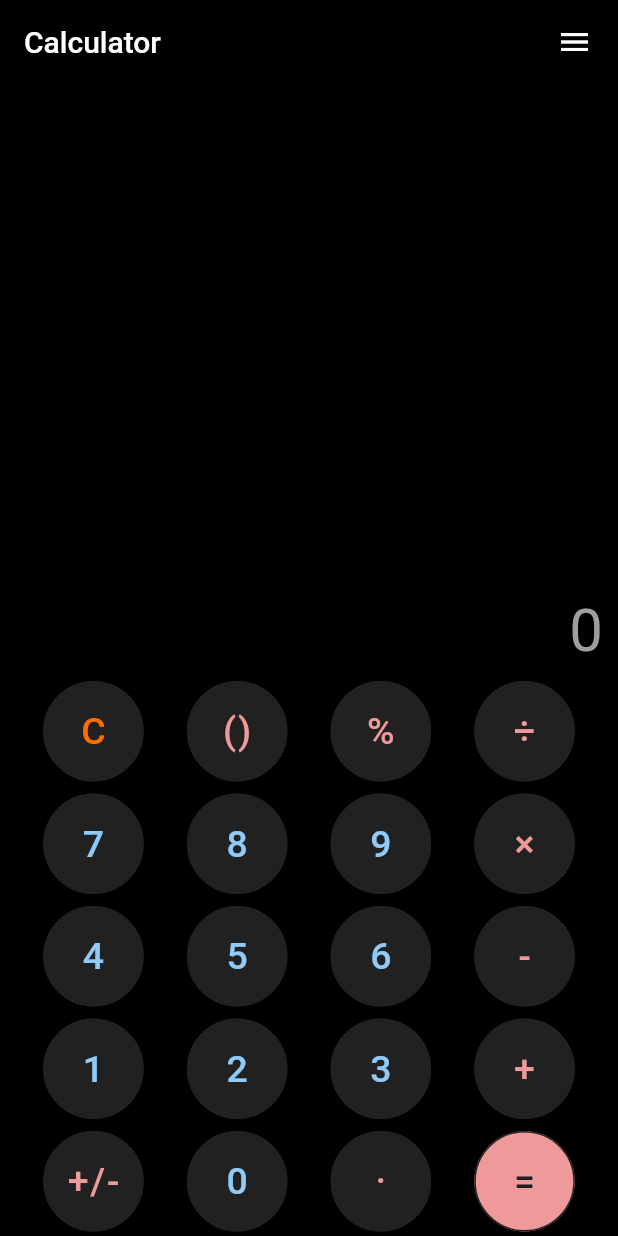
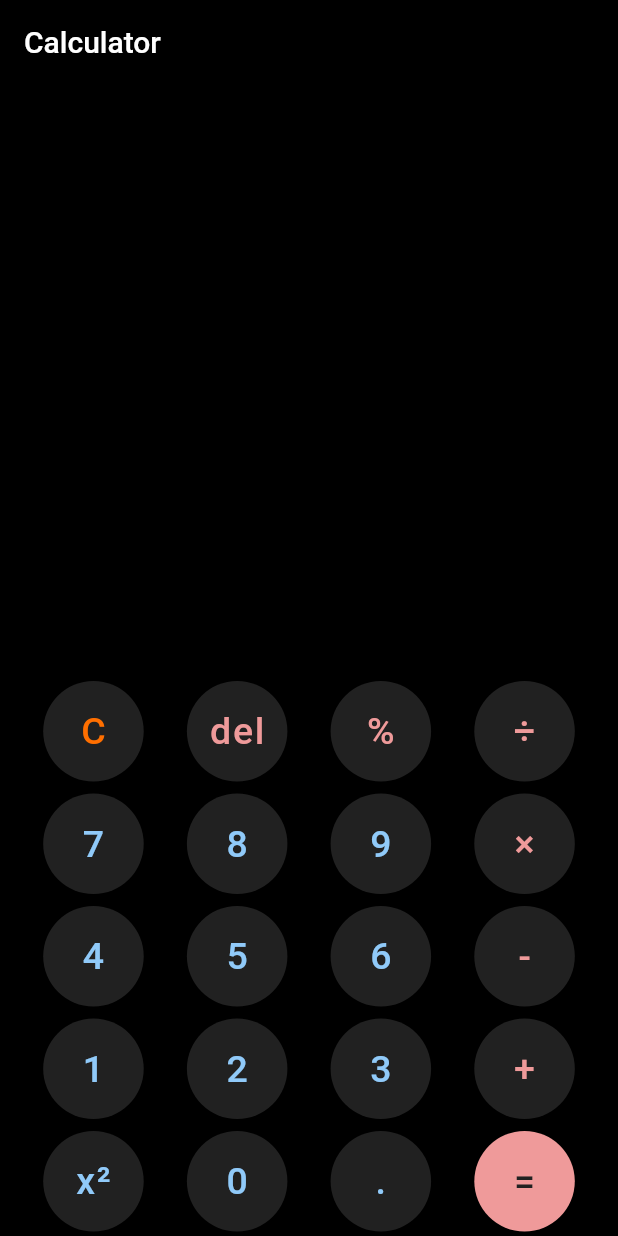
Before and after one commit to NataliaShishuk/Calculator, a Flutter app: the screen it shows after launch, on a phone screen of 412 x 824 dp. Run offline on Flutter 3.47's test engine with Material 2 defaults, Android fonts, the phone set to English and light mode, and no system bars; missing offline and left inert: function_tree.

Commit message:
Fixed after code review

```diff
--- /dev/null
+++ b/lib/ButtonsRow.dart
@@ -0,0 +1,42 @@
+import 'package:flutter/material.dart';
+import 'package:calculator/CalculatorButton.dart';
+
+class ButtonModel {
+  const ButtonModel({
+    required this.text,
+    required this.backgroundColor,
+    required this.foregroundColor,
+    required this.onPressed,
+  });
+
+  final String text;
+  final Color backgroundColor;
+  final Color foregroundColor;
+  final Function()? onPressed;
+}
+
+class ButtonsRow extends StatelessWidget {
+  const ButtonsRow({Key? key, required this.buttons}) : super(key: key);
+
+  final List<ButtonModel> buttons;
+
+  @override
+  Widget build(BuildContext context) {
+    return Row(
+      mainAxisAlignment: MainAxisAlignment.spaceEvenly,
+      children: [...buttons.map((button) => createButton(button))],
+    );
+  }
+
+  Widget createButton(ButtonModel button) {
+    return CalculatorButton(
+      text: button.text,
+      width: 67,
+      height: 67,
+      size: 25,
+      backgroundColor: button.backgroundColor,
+      foregroundColor: button.foregroundColor,
+      onPressed: button.onPressed,
+    );
+  }
+}
--- /dev/null
+++ b/lib/Calculator.dart
@@ -0,0 +1,248 @@
+import 'package:calculator/ButtonsRow.dart';
+import 'package:flutter/material.dart';
+import 'package:function_tree/function_tree.dart';
+
+class Calculator extends StatefulWidget {
+  const Calculator({Key? key}) : super(key: key);
+
+  @override
+  State<Calculator> createState() => _CalculatorState();
+}
+
+class _CalculatorState extends State<Calculator> {
+  _CalculatorState();
+
+  Color appBarTextColor = Colors.white;
+  Color appBackgroundColor = Colors.black;
+  Color sumTextColor = Colors.grey;
+  Color buttonBackgroundColor = Colors.grey.shade900;
+  Color operationButtonColor = Colors.red.shade200;
+  Color digitButtonColor = Colors.blue.shade200;
+  Color clearButtonColor = Colors.amber.shade900;
+
+  @override
+  Widget build(BuildContext context) {
+    return Scaffold(
+      backgroundColor: appBackgroundColor,
+      appBar: AppBar(
+        title: Text(
+          'Calculator',
+          style: TextStyle(color: appBarTextColor),
+        ),
+        backgroundColor: appBackgroundColor,
+      ),
+      body: Column(
+        mainAxisAlignment: MainAxisAlignment.end,
+        children: [
+          Align(
+            alignment: Alignment.topLeft,
+            child: Wrap(
+              runAlignment: WrapAlignment.end,
+              alignment: WrapAlignment.end,
+              children: [
+                Padding(
+                  padding: const EdgeInsets.only(left: 15),
+                  child: Text(
+                    history,
+                    style: TextStyle(color: appBarTextColor, fontSize: 30),
+                  ),
+                )
+              ],
+            ),
+          ),
+          Row(
+            mainAxisAlignment: MainAxisAlignment.end,
+            children: [
+              Padding(
+                padding: const EdgeInsets.all(10),
+                child: Text(
+                  sum,
+                  textAlign: TextAlign.left,
+                  style: TextStyle(color: sumTextColor, fontSize: 40),
+                ),
+              ),
+            ],
+          ),
+          ButtonsRow(buttons: [
+            ButtonModel(
+                text: 'C',
+                backgroundColor: buttonBackgroundColor,
+                foregroundColor: clearButtonColor,
+                onPressed: () => setState(() => clearAll())),
+            ButtonModel(
+                text: 'del',
+                backgroundColor: buttonBackgroundColor,
+                foregroundColor: operationButtonColor,
+                onPressed: () => setState(() => deleteLastItem())),
+            ButtonModel(
+                text: '%',
+                backgroundColor: buttonBackgroundColor,
+                foregroundColor: operationButtonColor,
+                onPressed: () => setState(() => appendToHistory('%'))),
+            ButtonModel(
+                text: '÷',
+                backgroundColor: buttonBackgroundColor,
+                foregroundColor: operationButtonColor,
+                onPressed: () => setState(() => appendToHistory('÷'))),
+          ]),
+          const SizedBox(height: 5),
+          ButtonsRow(buttons: [
+            ButtonModel(
+                text: '7',
+                backgroundColor: buttonBackgroundColor,
+                foregroundColor: digitButtonColor,
+                onPressed: () => setState(() => appendToHistory('7'))),
+            ButtonModel(
+                text: '8',
+                backgroundColor: buttonBackgroundColor,
+                foregroundColor: digitButtonColor,
+                onPressed: () => setState(() => appendToHistory('8'))),
+            ButtonModel(
+                text: '9',
+                backgroundColor: buttonBackgroundColor,
+                foregroundColor: digitButtonColor,
+                onPressed: () => setState(() => appendToHistory('9'))),
+            ButtonModel(
+                text: '×',
+                backgroundColor: buttonBackgroundColor,
+                foregroundColor: operationButtonColor,
+                onPressed: () => setState(() => appendToHistory('×'))),
+          ]),
+          const SizedBox(height: 5),
+          ButtonsRow(buttons: [
+            ButtonModel(
+                text: '4',
+                backgroundColor: buttonBackgroundColor,
+                foregroundColor: digitButtonColor,
+                onPressed: () => setState(() => appendToHistory('4'))),
+            ButtonModel(
+                text: '5',
+                backgroundColor: buttonBackgroundColor,
+                foregroundColor: digitButtonColor,
+                onPressed: () => setState(() => appendToHistory('5'))),
+            ButtonModel(
+                text: '6',
+                backgroundColor: buttonBackgroundColor,
+                foregroundColor: digitButtonColor,
+                onPressed: () => setState(() => appendToHistory('6'))),
+            ButtonModel(
+                text: '-',
+                backgroundColor: buttonBackgroundColor,
+                foregroundColor: operationButtonColor,
+                onPressed: () => setState(() => appendToHistory('-'))),
+          ]),
+          const SizedBox(height: 5),
+          ButtonsRow(buttons: [
+            ButtonModel(
+                text: '1',
+                backgroundColor: buttonBackgroundColor,
+                foregroundColor: digitButtonColor,
+                onPressed: () => setState(() => appendToHistory('1'))),
+            ButtonModel(
+                text: '2',
+                backgroundColor: buttonBackgroundColor,
+                foregroundColor: digitButtonColor,
+                onPressed: () => setState(() => appendToHistory('2'))),
+            ButtonModel(
+                text: '3',
+                backgroundColor: buttonBackgroundColor,
+                foregroundColor: digitButtonColor,
+                onPressed: () => setState(() => appendToHistory('3'))),
+            ButtonModel(
+                text: '+',
+                backgroundColor: buttonBackgroundColor,
+                foregroundColor: operationButtonColor,
+                onPressed: () => setState(() => appendToHistory('+'))),
+          ]),
+          const SizedBox(height: 5),
+          ButtonsRow(buttons: [
+            ButtonModel(
+                text: 'x²',
+                backgroundColor: buttonBackgroundColor,
+                foregroundColor: digitButtonColor,
+                onPressed: () => setState(() => appendToHistory('²'))),
+            ButtonModel(
+                text: '0',
+                backgroundColor: buttonBackgroundColor,
+                foregroundColor: digitButtonColor,
+                onPressed: () => setState(() => appendToHistory('0'))),
+            ButtonModel(
+                text: '.',
+                backgroundColor: buttonBackgroundColor,
+                foregroundColor: digitButtonColor,
+                onPressed: () => setState(() => appendToHistory('.'))),
+            ButtonModel(
+                text: '=',
+                backgroundColor: operationButtonColor,
+                foregroundColor: buttonBackgroundColor,
+                onPressed: () => setState(() {
+                      calculateSum();
+                      replaceHistory(sum);
+                      clearSum();
+                    })),
+          ]),
+        ],
+      ),
+    );
+  }
+
+  String history = '';
+  String sum = '';
+
+  void clearHistory() {
+    history = '';
+  }
+
+  void clearSum() {
+    sum = '';
+  }
+
+  void clearAll() {
+    clearHistory();
+    clearSum();
+  }
+
+  void appendToHistory(String action) {
+    history += action;
+
+    calculateSum();
+  }
+
+  void replaceHistory(String value) {
+    history = value;
+  }
+
+  void deleteLastItem() {
+    if (history.isEmpty) {
+      return;
+    }
+
+    history = history.substring(0, history.length - 1);
+
+    calculateSum();
+  }
+
+  void calculateSum() {
+    String expression = history;
+
+    expression = expression.replaceAll('×', '*');
+    expression = expression.replaceAll('÷', '/');
+    expression = expression.replaceAll('²', '^2');
+
+    try {
+      var result = expression.interpret();
+
+      if (isInteger(result)) {
+        sum = result.toStringAsFixed(0);
+      } else {
+        sum = result.toString();
+      }
+    } catch (e) {
+      clearSum();
+    }
+  }
+
+  bool isInteger(num number) {
+    return number is int || number == number.roundToDouble();
+  }
+}
--- /dev/null
+++ b/lib/CalculatorButton.dart
@@ -0,0 +1,42 @@
+import 'package:flutter/material.dart';
+
+class CalculatorButton extends StatelessWidget {
+  const CalculatorButton(
+      {Key? key,
+      required this.text,
+      required this.width,
+      required this.height,
+      required this.size,
+      required this.backgroundColor,
+      required this.foregroundColor,
+      required this.onPressed,
+      })
+      : super(key: key);
+
+  final String text;
+  final double width;
+  final double height;
+  final double size;
+  final Color backgroundColor;
+  final Color foregroundColor;
+  final Function()? onPressed;
+
+  @override
+  Widget build(BuildContext context) {
+    return Container(
+      padding: const EdgeInsets.only(bottom: 3),
+      child: SizedBox(
+        width: width,
+        height: height,
+        child: FloatingActionButton(
+          onPressed: onPressed,
+          child: Text(
+            text,
+            style: TextStyle(color: foregroundColor, fontSize: size),
+          ),
+          backgroundColor: backgroundColor,
+        ),
+      ),
+    );
+  }
+}
--- a/lib/main.dart
+++ b/lib/main.dart
@@ -1,199 +1,16 @@
-import 'dart:collection';
 import 'package:flutter/material.dart';
-import 'package:function_tree/function_tree.dart';
+import 'Calculator.dart';
 
-void main() => runApp(MyApp());
+void main() => runApp(const MyApp());
 
 class MyApp extends StatelessWidget {
+  const MyApp({Key? key}) : super(key: key);
+
   @override
   Widget build(BuildContext context) {
-    return MaterialApp(
+    return const MaterialApp(
       debugShowCheckedModeBanner: false,
       home: Calculator(),
     );
   }
 }
-
-class Calculator extends StatefulWidget {
-  @override
-  State<Calculator> createState() => _CalculatorState();
-}
-
-class _CalculatorState extends State<Calculator> {
-  // кейс подсчёта примера
-
-  Widget calculation(String btntxt, Color btncolor, Color txtcolor) {
-    return Container(
-      padding: const EdgeInsets.only(bottom: 3),
-      child: SizedBox(
-        width: 67.0,
-        height: 67.0,
-        child: FloatingActionButton(
-          onPressed: () {
-            setState(() {
-              history(btntxt);
-            });
-          },
-          child: Text(
-            btntxt,
-            style: TextStyle(color: txtcolor, fontSize: 25),
-          ),
-          shape: CircleBorder(
-            side: BorderSide(width: 1, color: Colors.grey.shade900),
-          ),
-          backgroundColor: btncolor,
-        ),
-      ),
-    );
-  }
-
-  @override
-  Widget build(BuildContext context) {
-    return Scaffold(
-      backgroundColor: Colors.black,
-      appBar: AppBar(
-        title: const Text('Calculator'),
-        backgroundColor: Colors.black,
-        actions: [
-          IconButton(
-            onPressed: () {},
-            padding: const EdgeInsets.only(right: 10),
-            icon: const Icon(Icons.menu_sharp),
-          ),
-        ],
-      ),
-      body: Column(
-        mainAxisAlignment: MainAxisAlignment.end,
-        children: [
-          Row(
-            mainAxisAlignment: MainAxisAlignment.start,
-            children: [
-              SizedBox(
-                height: 200,
-                width: 300,
-                child: Padding(
-                  padding: EdgeInsets.only(left: 15),
-                  child: Text(
-                    result,
-                    style: TextStyle(color: Colors.white, fontSize: 30),
-                  ),
-                ),
-              )
-            ],
-          ),
-          Row(
-            mainAxisAlignment: MainAxisAlignment.end,
-            // widget Sum
-            children:  [
-              Padding(
-                padding: EdgeInsets.all(10),
-                child: Text(
-                  '${Sum()}',
-                  textAlign: TextAlign.left,
-                  style: TextStyle(color: Colors.grey, fontSize: 40),
-                ),
-              ),
-            ],
-          ),
-          Row(
-            mainAxisAlignment: MainAxisAlignment.spaceEvenly,
-            children: [
-              calculation('C', Colors.grey.shade900, Colors.amber.shade900),
-              // add logic for widget '()'
-              calculation('()', Colors.grey.shade900, Colors.red.shade200),
-              calculation('%', Colors.grey.shade900, Colors.red.shade200),
-              // error with icon widget
-              calculation('÷', Colors.grey.shade900, Colors.red.shade200),
-            ],
-          ),
-          const SizedBox(
-            height: 5,
-          ),
-          Row(
-            mainAxisAlignment: MainAxisAlignment.spaceEvenly,
-            children: [
-              calculation('7', Colors.grey.shade900, Colors.blue.shade200),
-              calculation('8', Colors.grey.shade900, Colors.blue.shade200),
-              calculation('9', Colors.grey.shade900, Colors.blue.shade200),
-              // error with icon widget
-              calculation('×', Colors.grey.shade900, Colors.red.shade200),
-            ],
-          ),
-          const SizedBox(
-            height: 5,
-          ),
-          Row(
-            mainAxisAlignment: MainAxisAlignment.spaceEvenly,
-            children: [
-              calculation('4', Colors.grey.shade900, Colors.blue.shade200),
-              calculation('5', Colors.grey.shade900, Colors.blue.shade200),
-              calculation('6', Colors.grey.shade900, Colors.blue.shade200),
-              calculation('-', Colors.grey.shade900, Colors.red.shade200),
-            ],
-          ),
-          const SizedBox(
-            height: 5,
-          ),
-          Row(
-            mainAxisAlignment: MainAxisAlignment.spaceEvenly,
-            children: [
-              calculation('1', Colors.grey.shade900, Colors.blue.shade200),
-              calculation('2', Colors.grey.shade900, Colors.blue.shade200),
-              calculation('3', Colors.grey.shade900, Colors.blue.shade200),
-              calculation('+', Colors.grey.shade900, Colors.red.shade200),
-            ],
-          ),
-          const SizedBox(
-            height: 5,
-          ),
-          Row(
-            mainAxisAlignment: MainAxisAlignment.spaceEvenly,
-            children: [
-              calculation('+/-', Colors.grey.shade900, Colors.red.shade200),
-              calculation('0', Colors.grey.shade900, Colors.blue.shade200),
-              calculation('·', Colors.grey.shade900, Colors.red.shade200),
-              calculation('=', Colors.red.shade200, Colors.grey.shade900),
-            ],
-          ),
-        ],
-      ),
-    );
-  }
-
-  static String result = '';
-
-  void history(String btntxt) {
-    if (btntxt == 'C') {
-      result = '';
-    }
-    // delete widhet '='
-    else{
-      result += btntxt;
-    }
-  }
-
-  dynamic Sum(){
-    dynamic sum = 0;
-
-    if(result.endsWith('=')){
-      sum = result.interpret();
-    }
-    else{
-      sum = 0;
-    }
-
-    return sum;
-  }
-  // String result = '5';
-
-  /* String history(String symbol) {
-    String line = '';
-
-    result = line + symbol;
-
-    line = result;
-
-    return result;
-  }
-  */
-}
```
Also changed, not shown: 1 other file.
